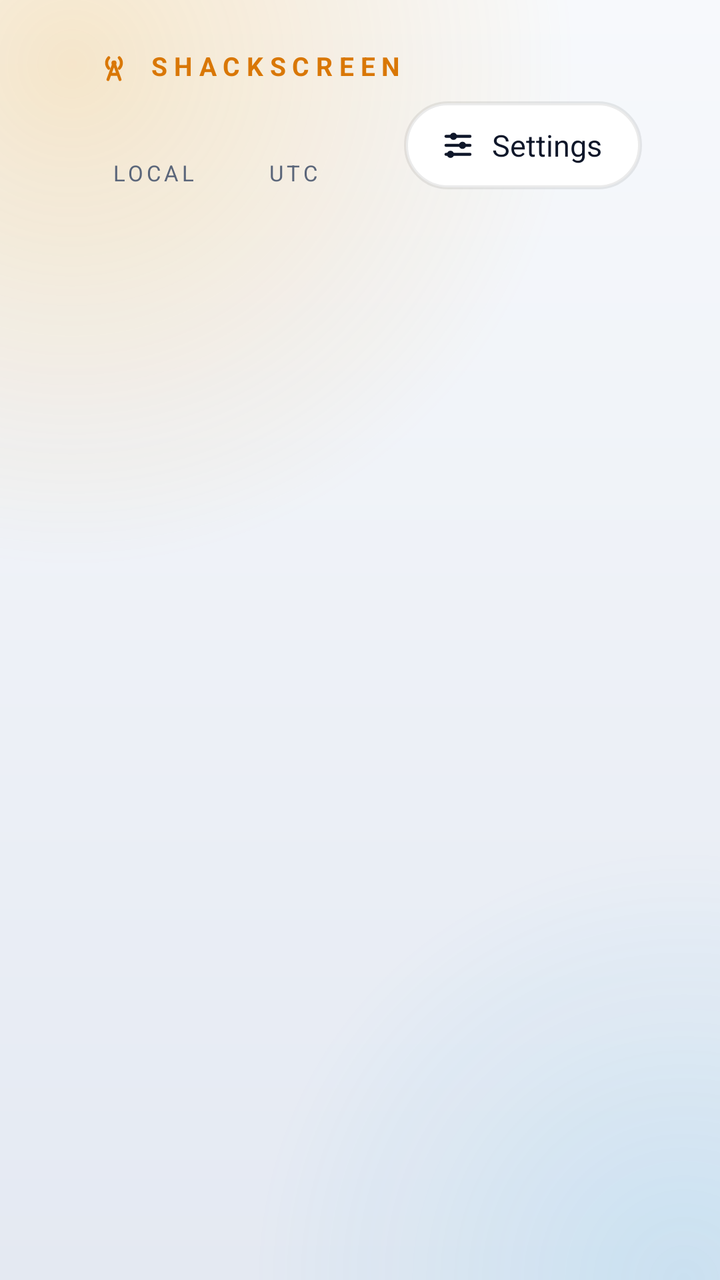
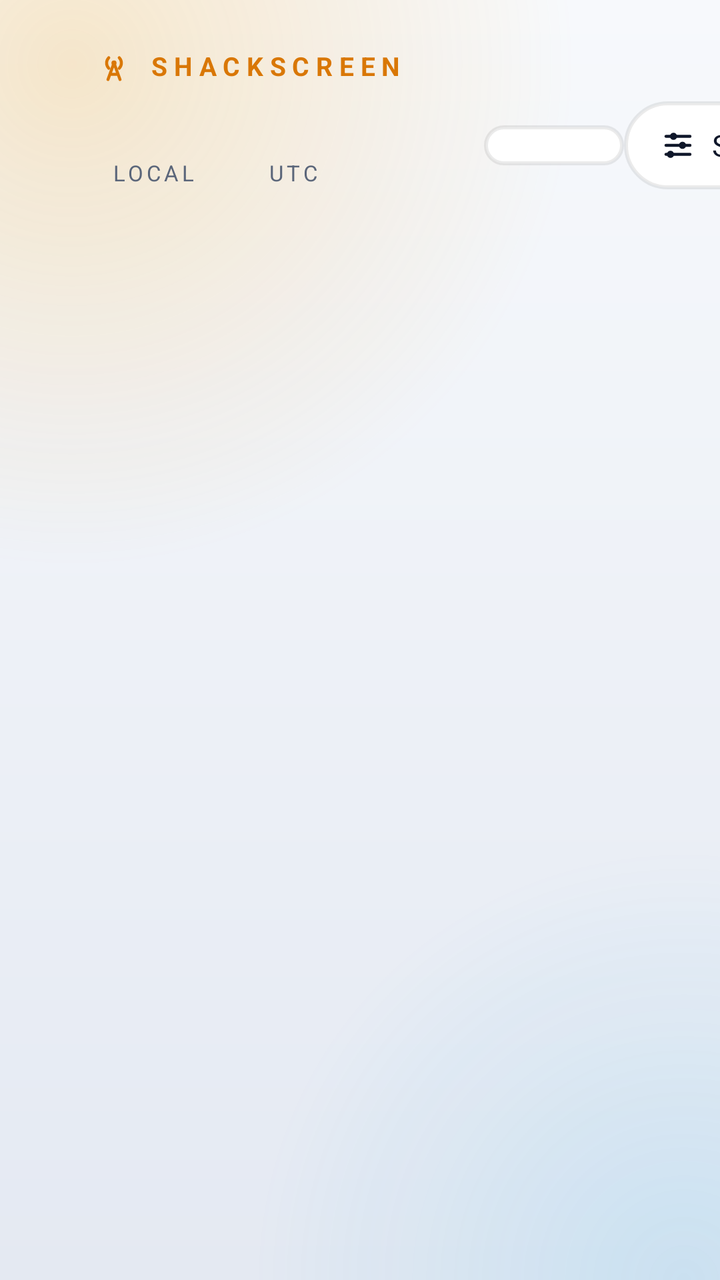

The first picture is an Android layout as it rendered before a commit; the second is the same layout after the commit. The layout source and the unified diff follow.
<!-- AndroidManifest.xml: application theme Theme.ShackScreen -->
<!-- res/layout/activity_main.xml -->
<?xml version="1.0" encoding="utf-8"?>
<LinearLayout xmlns:android="http://schemas.android.com/apk/res/android"
    android:layout_width="match_parent"
    android:layout_height="match_parent"
    android:clipChildren="false"
    android:clipToPadding="false"
    android:orientation="vertical"
    android:paddingStart="48dp"
    android:paddingEnd="48dp"
    android:paddingTop="24dp"
    android:paddingBottom="20dp">

    <LinearLayout
        android:layout_width="match_parent"
        android:layout_height="wrap_content"
        android:gravity="center_vertical"
        android:orientation="horizontal">

        <LinearLayout
            android:layout_width="wrap_content"
            android:layout_height="wrap_content"
            android:orientation="vertical">

            <LinearLayout
                android:layout_width="wrap_content"
                android:layout_height="wrap_content"
                android:gravity="center_vertical"
                android:orientation="horizontal">

                <ImageView
                    android:layout_width="18dp"
                    android:layout_height="18dp"
                    android:layout_marginEnd="8dp"
                    android:src="@drawable/ic_antenna"
                    android:tint="@color/accent"
                    android:importantForAccessibility="no" />

                <TextView
                    android:layout_width="wrap_content"
                    android:layout_height="wrap_content"
                    android:letterSpacing="0.25"
                    android:text="@string/app_name"
                    android:textAllCaps="true"
                    android:textColor="@color/accent"
                    android:textSize="13sp"
                    android:textStyle="bold" />
            </LinearLayout>

            <LinearLayout
                android:layout_width="wrap_content"
                android:layout_height="wrap_content"
                android:layout_marginTop="2dp"
                android:baselineAligned="true"
                android:orientation="horizontal">

                <TextView
                    android:id="@+id/clock_local"
                    android:layout_width="wrap_content"
                    android:layout_height="wrap_content"
                    android:textColor="@color/text"
                    android:textSize="44sp" />

                <TextView
                    style="@style/Label"
                    android:layout_width="wrap_content"
                    android:layout_height="wrap_content"
                    android:layout_marginStart="8dp"
                    android:layout_marginEnd="28dp"
                    android:text="@string/local" />

                <TextView
                    android:id="@+id/clock_utc"
                    android:layout_width="wrap_content"
                    android:layout_height="wrap_content"
                    android:textColor="@color/accent2"
                    android:textSize="44sp" />

                <TextView
                    style="@style/Label"
                    android:layout_width="wrap_content"
                    android:layout_height="wrap_content"
                    android:layout_marginStart="8dp"
                    android:text="@string/utc" />
            </LinearLayout>

            <TextView
                android:id="@+id/date"
                android:layout_width="wrap_content"
                android:layout_height="wrap_content"
                android:textColor="@color/dim"
                android:textSize="14sp" />
        </LinearLayout>

        <View
            android:layout_width="0dp"
            android:layout_height="1dp"
            android:layout_weight="1" />

        <LinearLayout
            android:id="@+id/update"
            android:layout_width="wrap_content"
            android:layout_height="44dp"
            android:layout_marginEnd="12dp"
            android:background="@drawable/pill_bg"
            android:focusable="true"
            android:clickable="true"
            android:gravity="center_vertical"
            android:orientation="horizontal"
            android:paddingStart="18dp"
            android:paddingEnd="20dp"
            android:visibility="gone">

            <ImageView
                android:layout_width="18dp"
                android:layout_height="18dp"
                android:layout_marginEnd="8dp"
                android:src="@drawable/ic_update"
                android:tint="@color/accent"
                android:importantForAccessibility="no" />

            <TextView
                android:id="@+id/update_text"
                android:layout_width="wrap_content"
                android:layout_height="wrap_content"
                android:textColor="@color/accent"
                android:textSize="15sp"
                android:textStyle="bold" />
        </LinearLayout>

        <LinearLayout
            android:id="@+id/settings"
            android:layout_width="wrap_content"
            android:layout_height="44dp"
            android:background="@drawable/pill_bg"
            android:focusable="true"
            android:clickable="true"
            android:gravity="center_vertical"
            android:orientation="horizontal"
            android:paddingStart="18dp"
            android:paddingEnd="20dp">

            <ImageView
                android:layout_width="18dp"
                android:layout_height="18dp"
                android:layout_marginEnd="8dp"
                android:src="@drawable/ic_settings"
                android:tint="@color/text"
                android:importantForAccessibility="no" />

            <TextView
                android:layout_width="wrap_content"
                android:layout_height="wrap_content"
                android:text="@string/settings"
                android:textColor="@color/text"
                android:textSize="15sp" />
        </LinearLayout>
    </LinearLayout>

    
    <HorizontalScrollView
        android:id="@+id/widget_scroll"
        android:layout_width="match_parent"
        android:layout_height="0dp"
        android:layout_marginTop="18dp"
        android:layout_weight="1"
        android:clipChildren="false"
        android:clipToPadding="false"
        android:scrollbars="none">

        <LinearLayout
            android:id="@+id/widgets"
            android:layout_width="wrap_content"
            android:layout_height="match_parent"
            android:clipChildren="false"
            android:orientation="horizontal" />
    </HorizontalScrollView>

    
    <HorizontalScrollView
        android:layout_width="match_parent"
        android:layout_height="wrap_content"
        android:layout_marginStart="-14dp"
        android:layout_marginEnd="-14dp"
        android:clipChildren="false"
        android:clipToPadding="false"
        android:paddingStart="14dp"
        android:paddingEnd="14dp"
        android:layout_marginTop="12dp"
        android:paddingTop="6dp"
        android:paddingBottom="6dp"
        android:scrollbars="none">

        <LinearLayout
            android:id="@+id/apps"
            android:clipChildren="false"
            android:layout_width="wrap_content"
            android:layout_height="wrap_content"
            android:orientation="horizontal" />
    </HorizontalScrollView>
</LinearLayout>
<!-- resources referenced by this layout -->
<resources>
  <color name="accent">#D97706</color>
  <color name="accent2">#0284C7</color>
  <color name="dim">#5B667A</color>
  <color name="text">#0F172A</color>
  <!-- drawable ic_antenna (drawable) -->
  <?xml version="1.0" encoding="utf-8"?>
  <vector xmlns:android="http://schemas.android.com/apk/res/android"
      android:width="24dp" android:height="24dp" android:viewportWidth="24" android:viewportHeight="24">
      <path android:strokeColor="#FFFFFFFF" android:strokeWidth="2" android:strokeLineCap="round" android:strokeLineJoin="round" android:pathData="M12,10L8,21 M12,10L16,21 M9.3,17.5H14.7 M8.5,6.5a5,5 0,0 0,0 7 M15.5,6.5a5,5 0,0 1,0 7" />
      <path android:fillColor="#FFFFFFFF" android:pathData="M12,8.3a1.7,1.7 0,1 1,0 3.4a1.7,1.7 0,1 1,0 -3.4z" />
  </vector>
  <!-- drawable ic_settings (drawable) -->
  <?xml version="1.0" encoding="utf-8"?>
  <vector xmlns:android="http://schemas.android.com/apk/res/android"
      android:width="24dp" android:height="24dp" android:viewportWidth="24" android:viewportHeight="24">
      <path android:strokeColor="#FFFFFFFF" android:strokeWidth="2" android:strokeLineCap="round" android:strokeLineJoin="round" android:pathData="M4,6H20 M4,12H20 M4,18H20" />
      <path android:fillColor="#FFFFFFFF" android:pathData="M9,3.6a2.4,2.4 0,1 1,0 4.8a2.4,2.4 0,1 1,0 -4.8z M15,9.6a2.4,2.4 0,1 1,0 4.8a2.4,2.4 0,1 1,0 -4.8z M7,15.6a2.4,2.4 0,1 1,0 4.8a2.4,2.4 0,1 1,0 -4.8z" />
  </vector>
  <!-- drawable ic_update (drawable) -->
  <?xml version="1.0" encoding="utf-8"?>
  <vector xmlns:android="http://schemas.android.com/apk/res/android"
      android:width="24dp" android:height="24dp" android:viewportWidth="24" android:viewportHeight="24">
      <path android:strokeColor="#FFFFFFFF" android:strokeWidth="2" android:strokeLineCap="round" android:strokeLineJoin="round" android:pathData="M12,15V4 M7,9L12,4L17,9 M5,15V19H19V15" />
  </vector>
  <string name="app_name">ShackScreen</string>
  <string name="local">Local</string>
  <string name="settings">Settings</string>
  <string name="utc">UTC</string>
  <style name="Label">
          <item name="android:textColor">@color/dim</item>
          <item name="android:textSize">11sp</item>
          <item name="android:letterSpacing">0.15</item>
          <item name="android:textAllCaps">true</item>
      </style>
  <style name="Theme.ShackScreen" parent="@android:style/Theme.DeviceDefault.NoActionBar.Fullscreen">
          <item name="android:windowBackground">@drawable/bg_screen</item>
          <item name="android:colorAccent">@color/accent</item>
          <item name="android:textColor">@color/text</item>
          <item name="android:textColorHint">@color/faint</item>
      </style>
  <color name="tile_focus">#FFFFFF</color>
  <color name="tile">#FFFFFF</color>
  <color name="card_border">#14000000</color>
  <color name="faint">#A3ACBB</color>
  <color name="bg_top">#F7F9FC</color>
  <color name="bg_bottom">#E4E9F2</color>
  <color name="glow">#33F59E0B</color>
  <color name="glow2">#1F0EA5E9</color>
  <!-- unchanged entries left out for length: 2 -->
</resources>

<!-- the commit's change to res/layout/activity_main.xml (unified diff, before → after) -->
@@ -90,6 +90,22 @@
                 android:textColor="@color/dim"
                 android:textSize="14sp" />
         </LinearLayout>
+
+        
+        <LinearLayout
+            android:id="@+id/callsigns"
+            android:layout_width="wrap_content"
+            android:layout_height="wrap_content"
+            android:layout_marginStart="40dp"
+            android:background="@drawable/tile_bg"
+            android:clickable="true"
+            android:focusable="true"
+            android:minWidth="150dp"
+            android:orientation="vertical"
+            android:paddingStart="18dp"
+            android:paddingTop="10dp"
+            android:paddingEnd="22dp"
+            android:paddingBottom="10dp" />
 
         <View
             android:layout_width="0dp"
<!-- resource entries referenced after the edit -->
@@ -24,6 +24,24 @@
       android:width="24dp" android:height="24dp" android:viewportWidth="24" android:viewportHeight="24">
       <path android:strokeColor="#FFFFFFFF" android:strokeWidth="2" android:strokeLineCap="round" android:strokeLineJoin="round" android:pathData="M12,15V4 M7,9L12,4L17,9 M5,15V19H19V15" />
   </vector>
+  <!-- drawable tile_bg (drawable) -->
+  <?xml version="1.0" encoding="utf-8"?>
+  <selector xmlns:android="http://schemas.android.com/apk/res/android">
+      <item android:state_focused="true">
+          <shape>
+              <solid android:color="@color/tile_focus" />
+              <stroke android:width="2dp" android:color="@color/accent" />
+              <corners android:radius="18dp" />
+          </shape>
+      </item>
+      <item>
+          <shape>
+              <solid android:color="@color/tile" />
+              <stroke android:width="2dp" android:color="@color/card_border" />
+              <corners android:radius="18dp" />
+          </shape>
+      </item>
+  </selector>
   <string name="app_name">ShackScreen</string>
   <string name="local">Local</string>
   <string name="settings">Settings</string>
